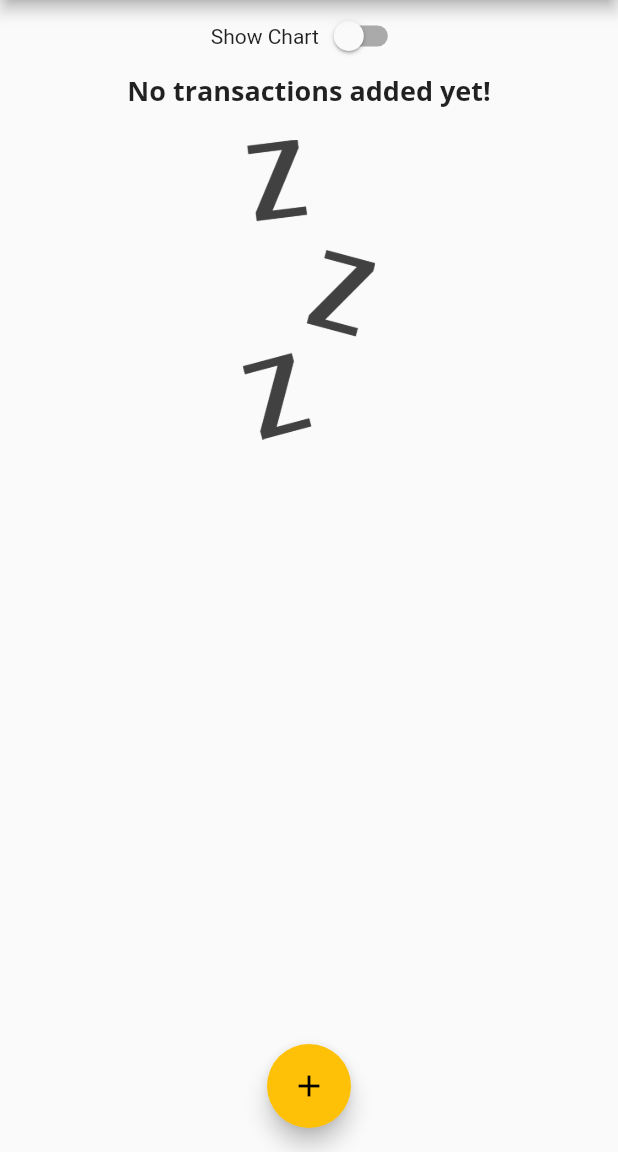
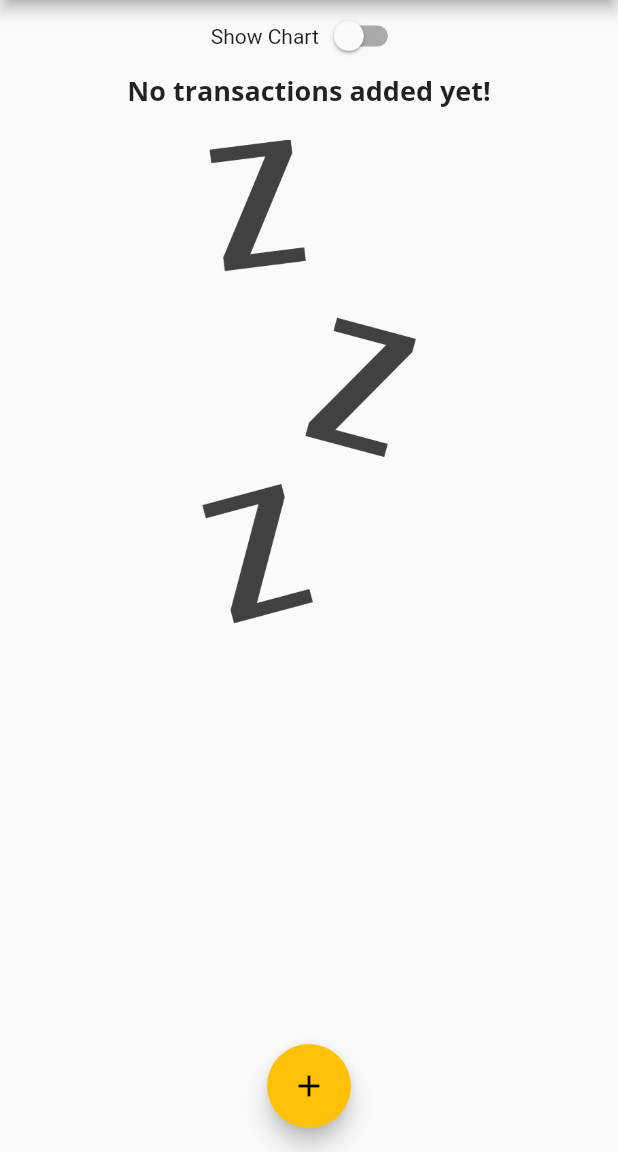
Before and after one commit to shamilihsan/expense_app, a Flutter app: the screen it shows after launch, on a phone screen of 412 x 824 dp, the part 84-1236 px from its top. Run offline on Flutter 3.47's test engine with Material 2 defaults, Android fonts, the phone set to English and light mode, and no system bars; Roboto replaces fonts that are missing (Open Sans).

Commit message:
Added layoutbuilder

```diff
--- a/lib/main.dart
+++ b/lib/main.dart
@@ -147,7 +147,7 @@ class _MyHomePageState extends State<MyHomePage> {
                     height: (MediaQuery.of(context).size.height -
                             appbar.preferredSize.height -
                             MediaQuery.of(context).padding.top) *
-                        0.3,
+                        1,
                     child: Chart(_recentTransactions),
                   )
                 : Container(
--- a/lib/widgets/transaction_list.dart
+++ b/lib/widgets/transaction_list.dart
@@ -12,7 +12,8 @@ class TransactionList extends StatelessWidget {
   @override
   Widget build(BuildContext context) {
     return transactions.isEmpty
-        ? Column(
+        ? LayoutBuilder(builder: (ctx, constraints) {
+            return Column(
               children: <Widget>[
                 Text(
                   'No transactions added yet!',
@@ -22,13 +23,14 @@ class TransactionList extends StatelessWidget {
                   height: 20,
                 ),
                 Container(
-                  height: 200,
+                    height: constraints.maxHeight * 0.6 ,
                     child: Image.asset(
                       'assets/images/waiting.png',
                       fit: BoxFit.cover,
                     )),
               ],
-          )
+            );
+          })
         : ListView.builder(
             itemBuilder: (ctx, index) {
               return Card(
```
Lines whose indentation alone changed are shown as unchanged.
